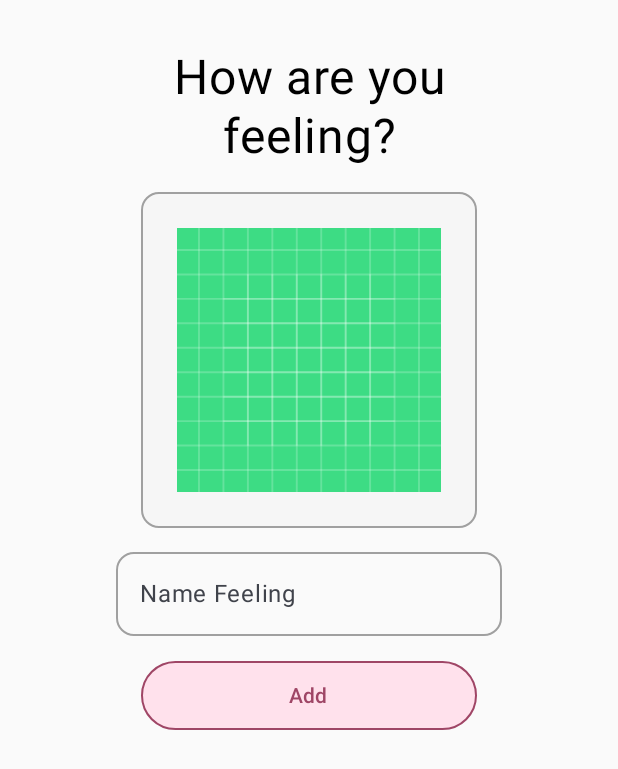
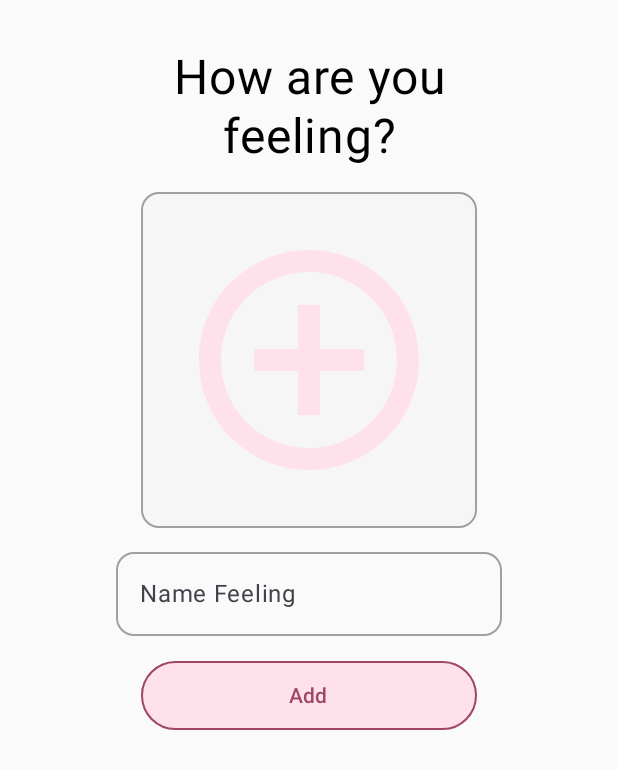
Before and after one commit to JorgeAndreTenorioGuzman/KawaiiMoodTracker, an Android app built with Jetpack Compose: the screen it shows after launch (MainActivity), on a phone screen of 412 x 824 dp. Shown: the top 769 px of the screen. Run offline under Robolectric (Android 15) with nearby library versions, the phone set to English and light mode, and no system bars; our stand-ins replace livedata-compose.

Commit message:
change the default image for expression selector to be a add button drawable

```diff
--- a/app/src/main/java/com/example/kawaiimoodtracker/AddMoodScreen.kt
+++ b/app/src/main/java/com/example/kawaiimoodtracker/AddMoodScreen.kt
@@ -89,7 +89,7 @@
 ) {
 
     val moodStateHolder = moodViewModel.moodStateHolder
-    val selectedImageRes by moodStateHolder.selectedImageRes.observeAsState(R.drawable.ic_launcher_background)
+    val selectedImageRes by moodStateHolder.selectedImageRes.observeAsState(R.drawable.baseline_add_circle)
     val text by moodStateHolder.text.observeAsState("")
     val firstMoodSubmitted by moodStateHolder.firstMoodSubmitted.observeAsState(false)
 
--- a/app/src/main/java/com/example/kawaiimoodtracker/MoodStateHolder.kt
+++ b/app/src/main/java/com/example/kawaiimoodtracker/MoodStateHolder.kt
@@ -15,7 +15,7 @@
     /*var selectedImageRes by mutableStateOf(R.drawable.ic_launcher_background)
     var text by mutableStateOf("")*/
 
-    private val _selectedImageRes = MutableLiveData(R.drawable.ic_launcher_background)
+    private val _selectedImageRes = MutableLiveData(R.drawable.baseline_add_circle)
     val selectedImageRes: LiveData<Int> get() = _selectedImageRes
 
     private val _text = MutableLiveData("")
--- /dev/null
+++ b/app/src/main/res/drawable/baseline_add_circle.xml
@@ -0,0 +1,5 @@
+<vector xmlns:android="http://schemas.android.com/apk/res/android" android:height="24dp" android:tint="#FFE1EC" android:viewportHeight="24" android:viewportWidth="24" android:width="24dp">
+
+    <path android:fillColor="@android:color/white" android:pathData="M13,7h-2v4L7,11v2h4v4h2v-4h4v-2h-4L13,7zM12,2C6.48,2 2,6.48 2,12s4.48,10 10,10 10,-4.48 10,-10S17.52,2 12,2zM12,20c-4.41,0 -8,-3.59 -8,-8s3.59,-8 8,-8 8,3.59 8,8 -3.59,8 -8,8z"/>
+
+</vector>
```
